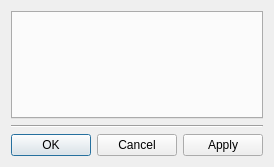
First picture: the form in client/src/ui/dialogs/resource_properties/user_settings_dialog.ui, repository networkoptix/nx_open, before the edit.
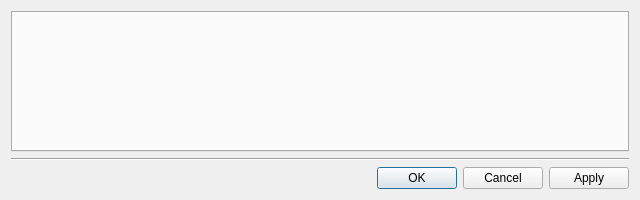
Second picture: the form after the edit.

Patch:
```diff
--- a/client/src/ui/dialogs/resource_properties/user_settings_dialog.ui
+++ b/client/src/ui/dialogs/resource_properties/user_settings_dialog.ui
@@ -6,8 +6,8 @@
    <rect>
     <x>0</x>
     <y>0</y>
-    <width>255</width>
-    <height>167</height>
+    <width>640</width>
+    <height>200</height>
    </rect>
   </property>
   <layout class="QVBoxLayout" name="verticalLayout">
```
